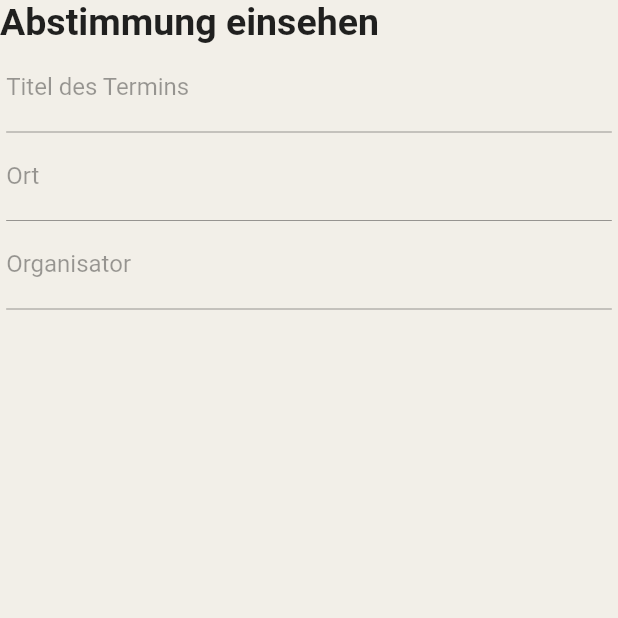
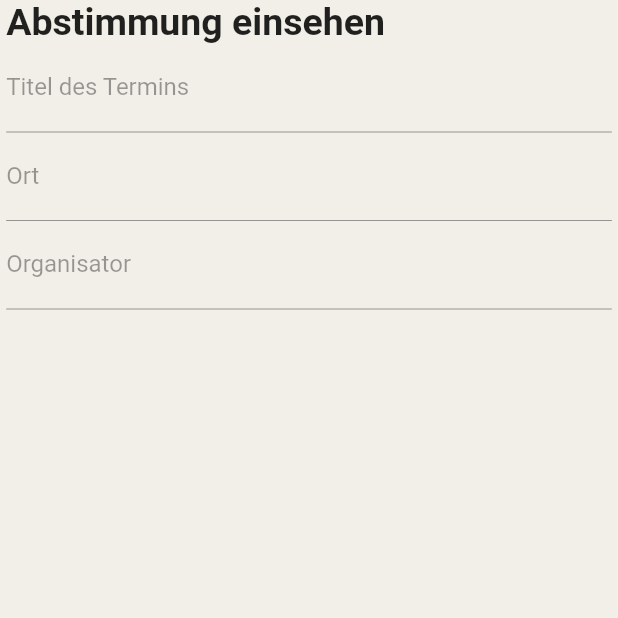
Before and after one commit to hytechat/termino-dev, a Flutter app: the AbstimmungEinsehenPage screen opened directly with empty values, on a phone screen of 412 x 824 dp, the top half of it. Run offline on Flutter 3.47's test engine with Material 2 defaults, Android fonts, the phone set to English and light mode, and no system bars; our stand-ins replace email_validator, flutter_tts, fluttertoast, image_picker, persistent_bottom_nav_bar, shared_preferences and 1 more; missing offline and left inert: syncfusion_flutter_pdfviewer, syncfusion_flutter_pdfviewer_web; accounts and stored records are empty.

Commit message:
Padding anpassen

```diff
--- a/frontend/lib/pages/pagesGeruest/views/abstimmung_einsehen_page.dart
+++ b/frontend/lib/pages/pagesGeruest/views/abstimmung_einsehen_page.dart
@@ -54,12 +54,19 @@ class _AbstimmungEinsehenPage extends State<AbstimmungEinsehenPage> {
           crossAxisAlignment: CrossAxisAlignment.start,
           mainAxisAlignment: MainAxisAlignment.start,
           children: <Widget>[
-            const SizedBox(
-              width: 300,
-              child: Text(
-                "Abstimmung einsehen",
-                style: TextStyle(fontSize: 25, fontWeight: FontWeight.bold),
-              ),
+            Row(
+             mainAxisAlignment: MainAxisAlignment.center,
+              crossAxisAlignment: CrossAxisAlignment.center,
+              children: [
+                Center(
+                    child: SizedBox(
+                  width: MediaQuery.of(context).size.width * 0.98,
+                  child: Text(
+                    "Abstimmung einsehen",
+                    style: TextStyle(fontSize: 25, fontWeight: FontWeight.bold),
+                  ),
+                ))
+              ],
             ),
             Row(
               mainAxisAlignment: MainAxisAlignment.center,
```
